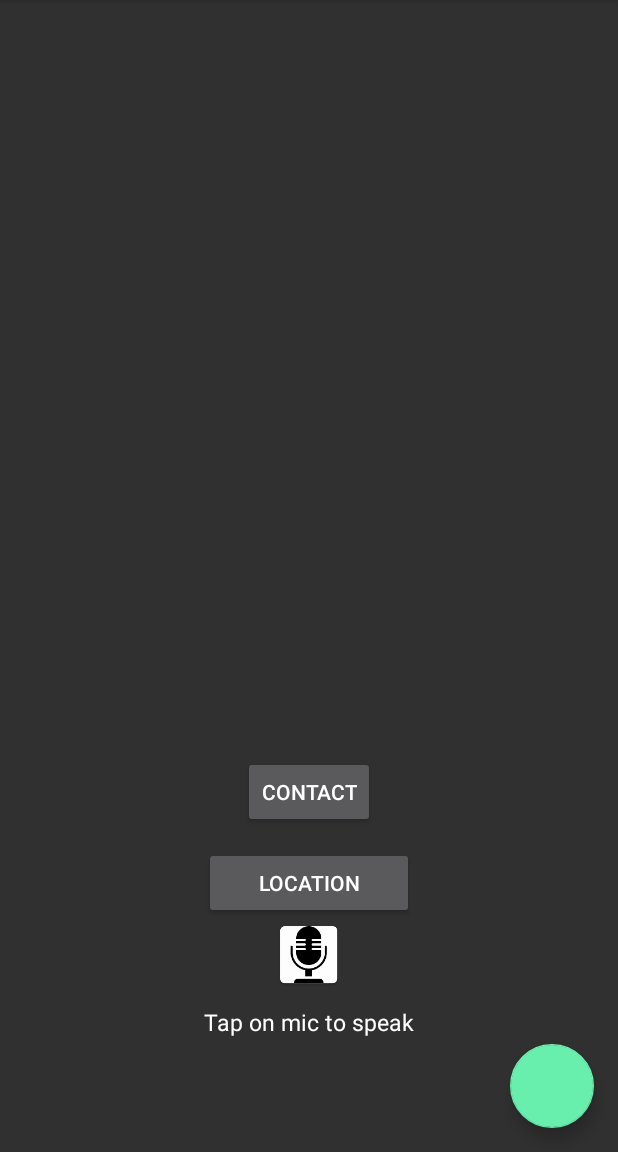
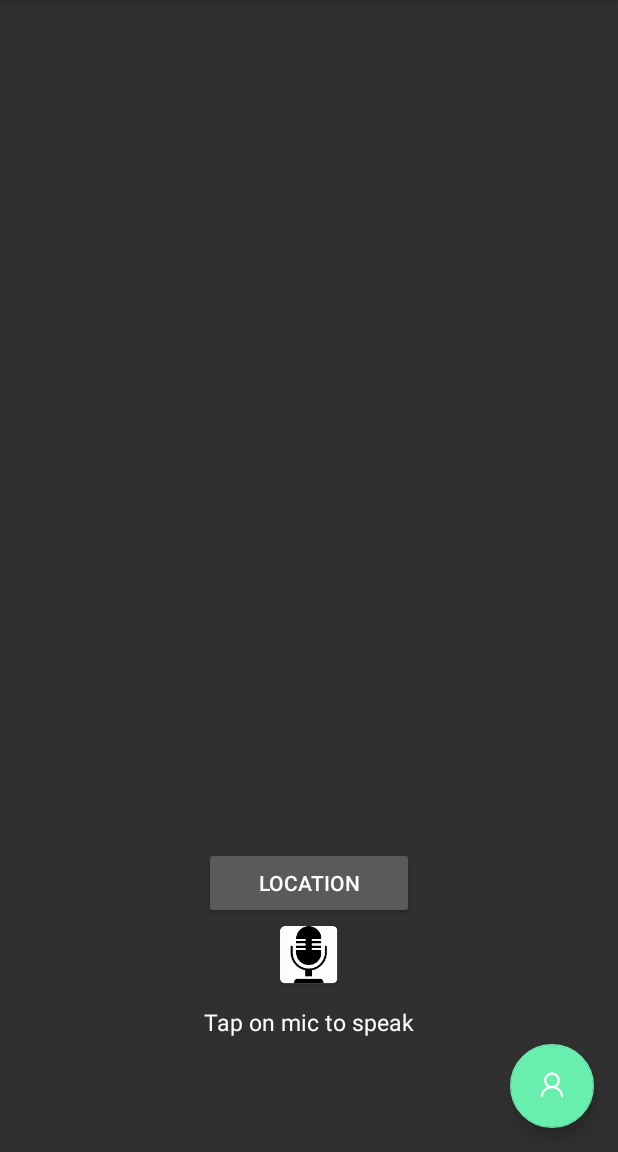
Before and after one commit to ShreyaPrabhu/OSWARS, an Android app: the screen it shows after launch (MainActivity), after a tap on an icon or button, on a phone screen of 412 x 824 dp, the part 84-1236 px from its top. Run offline under Robolectric (Android 15) with nearby library versions, the phone set to English and light mode, and no system bars.

Commit message:
contacts feature added to fab button

```diff
--- a/app/src/main/java/com/example/shreyaprabhu/oswar/MainActivity.java
+++ b/app/src/main/java/com/example/shreyaprabhu/oswar/MainActivity.java
@@ -55,7 +55,6 @@ public class MainActivity extends AppCompatActivity implements SensorEventListen
 
     //contacts
     static final int PICK_CONTACT = 1;
-    private Button contact_button;
     private static final int PERMISSIONS_REQUEST_READ_CONTACTS = 100;
     private RecyclerView recyclerView;
     private ContactsAdapter adapter;
@@ -104,21 +103,7 @@ public class MainActivity extends AppCompatActivity implements SensorEventListen
         listview.setAdapter(cursorAdapter);
 
 
-        contact_button = (Button)findViewById(R.id.contact_button);
-        contact_button.setOnClickListener(new View.OnClickListener() {
-            @Override
-            public void onClick(View v) {
-                /*if (Build.VERSION.SDK_INT >= Build.VERSION_CODES.M && checkSelfPermission(Manifest.permission.READ_CONTACTS) != PackageManager.PERMISSION_GRANTED) {
-                    requestPermissions(new String[]{Manifest.permission.READ_CONTACTS}, PERMISSIONS_REQUEST_READ_CONTACTS);
-                    //After this point you wait for callback in onRequestPermissionsResult(int, String[], int[]) overriden method
-                }
-                else{*/
-                Intent intent = new Intent(Intent.ACTION_PICK, ContactsContract.Contacts.CONTENT_URI);
-                startActivityForResult(intent, PICK_CONTACT);
-                // }
 
-            }
-        });
         b1 = (Button) findViewById(R.id.button2);
         b1.setOnClickListener(new View.OnClickListener() {
 
@@ -154,10 +139,12 @@ public class MainActivity extends AppCompatActivity implements SensorEventListen
 
 
         fab = (FloatingActionButton) findViewById(R.id.fab);
+        fab.setImageResource(R.drawable.contacts);
         fab.setOnClickListener(new View.OnClickListener() {
             @Override
             public void onClick(View view) {
-                Toast.makeText(MainActivity.this, "FAB CLICKED", Toast.LENGTH_SHORT).show();
+                Intent intent = new Intent(Intent.ACTION_PICK, ContactsContract.Contacts.CONTENT_URI);
+                startActivityForResult(intent, PICK_CONTACT);
             }
         });
     }
--- a/app/src/main/res/layout/activity_main.xml
+++ b/app/src/main/res/layout/activity_main.xml
@@ -28,7 +28,8 @@
         android:layout_height="wrap_content"
         android:layout_gravity="bottom|end"
         android:layout_margin="@dimen/fab_margin"
-        android:layout_weight="0.03" />
+        android:layout_weight="0.03"
+        />
 
 
 
--- a/app/src/main/res/layout/main_content.xml
+++ b/app/src/main/res/layout/main_content.xml
@@ -28,14 +28,6 @@
             android:textColor="@color/white"
             android:textSize="26dp"
             android:textStyle="normal" />
-        <Button
-            android:id="@+id/contact_button"
-            android:layout_width="wrap_content"
-            android:layout_height="wrap_content"
-            android:layout_alignParentLeft="true"
-            android:layout_alignParentStart="true"
-            android:layout_alignParentTop="true"
-            android:text="contact" />
 
         <ListView
             android:id="@+id/list_view"
```
Also changed, not shown: app/src/main/res/drawable/contacts.png (added).
